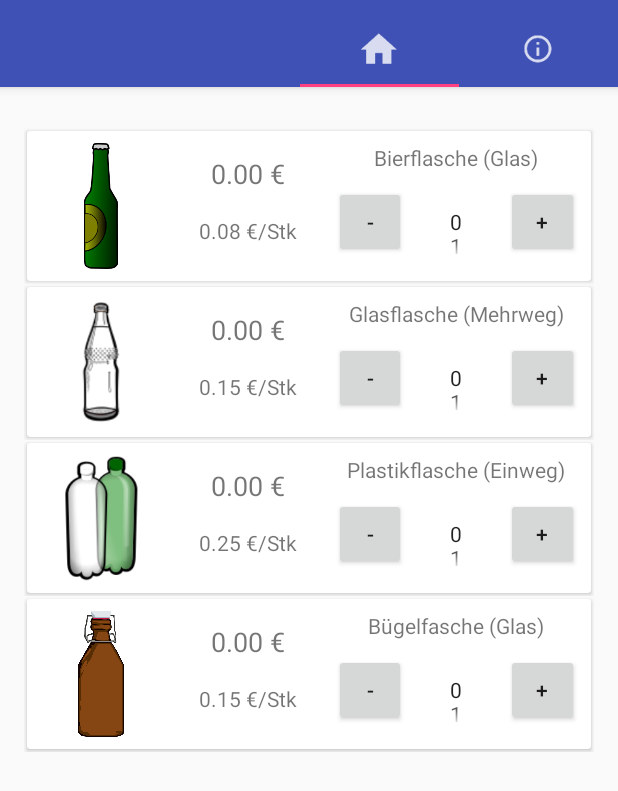
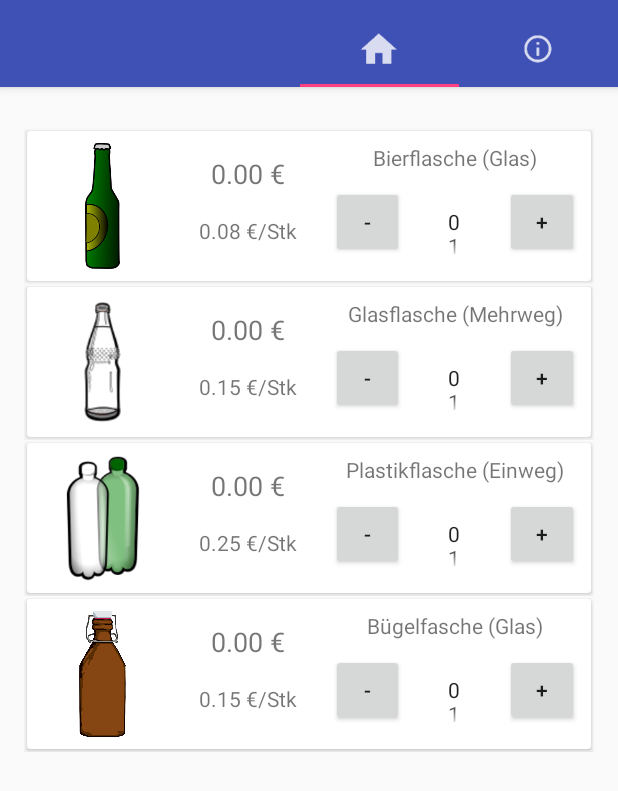
Before and after one commit to mal2/Pfandrechner, an Android app: the screen it shows after launch (MainActivity), on a phone screen of 412 x 824 dp. Shown: the top 791 px of the screen. Run offline under Robolectric (Android 15) with nearby library versions, the phone set to English and light mode, and no system bars; our stand-ins replace AdMob.

Commit message:
Fixed Layout

```diff
--- a/app/build.gradle
+++ b/app/build.gradle
@@ -11,8 +11,8 @@ android {
         applicationId "com.kbartsch.pfandrechnerFree"
         minSdkVersion 16
         targetSdkVersion 26
-        versionCode 5
-        versionName "1.1"
+        versionCode 7
+        versionName "1.2"
 
         testInstrumentationRunner "android.support.test.runner.AndroidJUnitRunner"
     }
--- a/app/src/main/res/layout/deposit_item.xml
+++ b/app/src/main/res/layout/deposit_item.xml
@@ -24,11 +24,6 @@
                 android:layout_weight="1"
                 app:srcCompat="@mipmap/ic_launcher" />
 
-            <Space
-                android:layout_width="wrap_content"
-                android:layout_height="match_parent"
-                android:layout_weight="1" />
-
             <LinearLayout
                 android:layout_width="105dp"
                 android:layout_height="match_parent"
@@ -54,11 +49,6 @@
                     android:textAlignment="center" />
 
             </LinearLayout>
-
-            <Space
-                android:layout_width="wrap_content"
-                android:layout_height="match_parent"
-                android:layout_weight="1" />
 
             <LinearLayout
                 android:layout_width="160dp"
```
Also changed, not shown: 1 other file.
